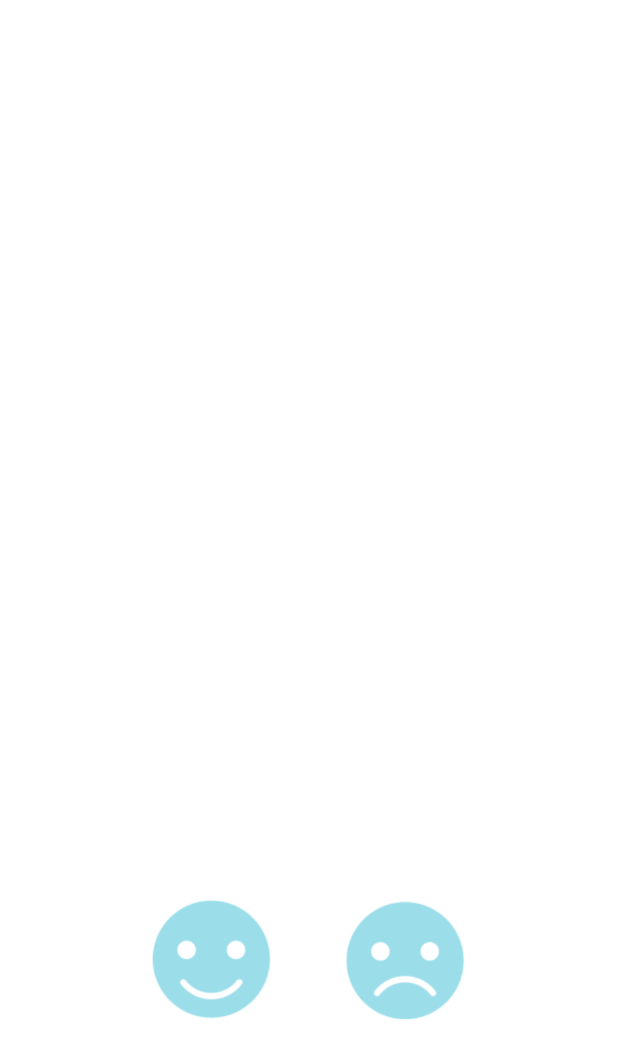
After one commit to yamiblack/FoodStorage, an Android app: the layout activity_evaluate.xml on its own in the app's theme, with its tools: preview values and no code run, on a phone screen of 412 x 824 dp. The commit adds this screen. Shown: the top 1059 px of the screen. Run offline under Robolectric (Android 15) with nearby library versions, the light colour scheme and no system bars.

Commit message:
add evaluate

```diff
--- /dev/null
+++ b/app/src/main/res/layout/activity_evaluate.xml
@@ -0,0 +1,48 @@
+<?xml version="1.0" encoding="utf-8"?>
+<LinearLayout xmlns:android="http://schemas.android.com/apk/res/android"
+    xmlns:app="http://schemas.android.com/apk/res-auto"
+    xmlns:tools="http://schemas.android.com/tools"
+    android:layout_width="match_parent"
+    android:layout_height="match_parent"
+    android:background="@android:color/transparent"
+    android:orientation="vertical"
+    tools:context=".ui.storage.EvaluateActivity">
+
+    <TextView
+        android:layout_marginTop="500dp"
+        android:layout_gravity="center"
+        android:layout_width="wrap_content"
+        android:layout_height="wrap_content"
+        android:gravity="center"
+        android:fontFamily="@font/nanumsquarebold"
+        android:textSize="20sp"
+        android:lineSpacingExtra="10sp"
+        android:text="상품은 어떠셨나요? \n 재구매하시겠어요?"
+        android:textColor="@color/white"/>
+
+    <LinearLayout
+        android:layout_marginTop="20dp"
+        android:layout_width="wrap_content"
+        android:layout_height="wrap_content"
+        android:orientation="horizontal"
+        android:layout_gravity="center">
+
+        <Button
+            android:id="@+id/btn_like"
+            android:layout_width="100dp"
+            android:layout_height="100dp"
+            android:background="@drawable/ic_like"/>
+
+        <Button
+            android:id="@+id/btn_dislike"
+            android:layout_width="100dp"
+            android:layout_height="100dp"
+            android:layout_marginLeft="30dp"
+            android:background="@drawable/ic_dislike"/>
+
+    </LinearLayout>
+
+
+
+
+</LinearLayout>
--- a/app/src/main/res/layout/fragment_mypage.xml
+++ b/app/src/main/res/layout/fragment_mypage.xml
@@ -28,7 +28,7 @@
         android:textColor="@color/white" />
 
     <Button
-        android:id="@+id/search_logout"
+        android:id="@+id/btn_logout"
         android:layout_width="match_parent"
         android:layout_height="wrap_content"
         android:layout_marginStart="20dp"
--- a/app/src/main/res/values/colors.xml
+++ b/app/src/main/res/values/colors.xml
@@ -8,4 +8,5 @@
     <color name="teal_700">#FF018786</color>
     <color name="black">#FF000000</color>
     <color name="white">#FFFFFFFF</color>
+    <color name="transparent">#00000000</color>
 </resources>
--- a/app/src/main/res/values/themes.xml
+++ b/app/src/main/res/values/themes.xml
@@ -13,4 +13,31 @@
         <item name="android:statusBarColor" tools:targetApi="l">?attr/colorPrimaryVariant</item>
         <!-- Customize your theme here. -->
     </style>
+
+    <style name="AppTheme" parent="Theme.AppCompat.Light.DarkActionBar">
+        <!-- Customize your theme here. -->
+        <item name="colorPrimary">@color/primaryColor</item>
+        <item name="colorPrimaryDark">@color/primaryColor</item>
+    </style>
+
+    <style name="AppTheme.NoActionBar">
+        <item name="windowActionBar">false</item>
+        <item name="windowNoTitle">true</item>
+    </style>
+
+    <style name="AppTheme.AppBarOverlay" parent="ThemeOverlay.AppCompat.Dark.ActionBar" />
+
+    <style name="AppTheme.PopupOverlay" parent="ThemeOverlay.AppCompat.Light" />
+
+    <style name="Theme.Transparent" parent="Theme.AppCompat.NoActionBar">
+        <item name="android:background">#1A000000</item>
+        <item name="android:windowBackground">@android:color/transparent</item>
+        <item name="android:colorBackgroundCacheHint">@null</item>
+        <item name="android:windowIsTranslucent">true</item>
+        <item name="android:windowAnimationStyle">@android:style/Animation</item>
+        <item name="android:windowNoTitle">true</item>
+        <item name="android:windowContentOverlay">@null</item>
+        <item name="android:backgroundDimEnabled">true</item>
+        <item name="android:windowFullscreen">true</item>
+    </style>
 </resources>
```
Also changed, not shown: app/src/main/AndroidManifest.xml (+9 -0 lines), app/src/main/java/com/jbnu/software/foodstorage/adapter/RepurchaseRecyclerViewAdapter.java (added, +67 -0 lines), app/src/main/java/com/jbnu/software/foodstorage/adapter/StorageRecyclerViewAdapter.java (+11 -9 lines), app/src/main/java/com/jbnu/software/foodstorage/model/Repurchase.java (added, +31 -0 lines), app/src/main/java/com/jbnu/software/foodstorage/ui/mypage/MyPageFragment.java (+37 -0 lines), app/src/main/java/com/jbnu/software/foodstorage/ui/mypage/RepurchaseListActivity.java (added, +86 -0 lines), app/src/main/java/com/jbnu/software/foodstorage/ui/storage/EvaluateActivity.java (added, +95 -0 lines), app/src/main/java/com/jbnu/software/foodstorage/ui/storage/StorageFragment.java (+8 -4 lines), app/src/main/java/com/jbnu/software/foodstorage/ui/tutorial/TutorialActivity.java (added, +31 -0 lines), app/src/main/res/layout/activity_repurchase.xml (+17 -52 lines), app/src/main/res/layout/fragment_search.xml (+2 -15 lines), app/src/main/res/layout/item_repurchase.xml (added, +55 -0 lines), app/src/main/res/drawable/ic_cart.png (added), app/src/main/res/drawable/ic_dislike.png (added), 1 more files.
